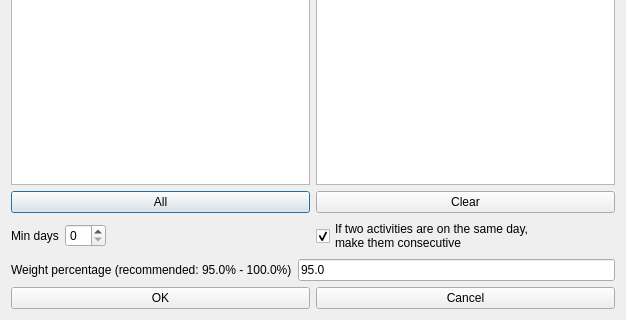
This is fet/src/interface/modifyconstraintmindaysbetweenactivitiesform_template.ui in vonmecheln/fet as Qt 5 draws it before an edit; both pictures show x 0 to 626 and y 220 to 540 of the 626 by 540 pixel window. The edited form follows.
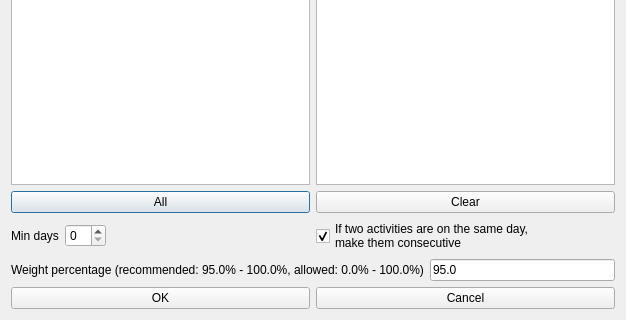
This is the edited form.

Diff of the .ui file:
```diff
--- a/fet/src/interface/modifyconstraintmindaysbetweenactivitiesform_template.ui
+++ b/fet/src/interface/modifyconstraintmindaysbetweenactivitiesform_template.ui
@@ -214,7 +214,7 @@
         <enum>QFrame::Plain</enum>
        </property>
        <property name="text">
-        <string>Weight percentage (recommended: 95.0% - 100.0%)</string>
+        <string>Weight percentage (recommended: 95.0% - 100.0%, allowed: 0.0% - 100.0%)</string>
        </property>
        <property name="wordWrap">
         <bool>false</bool>
```
